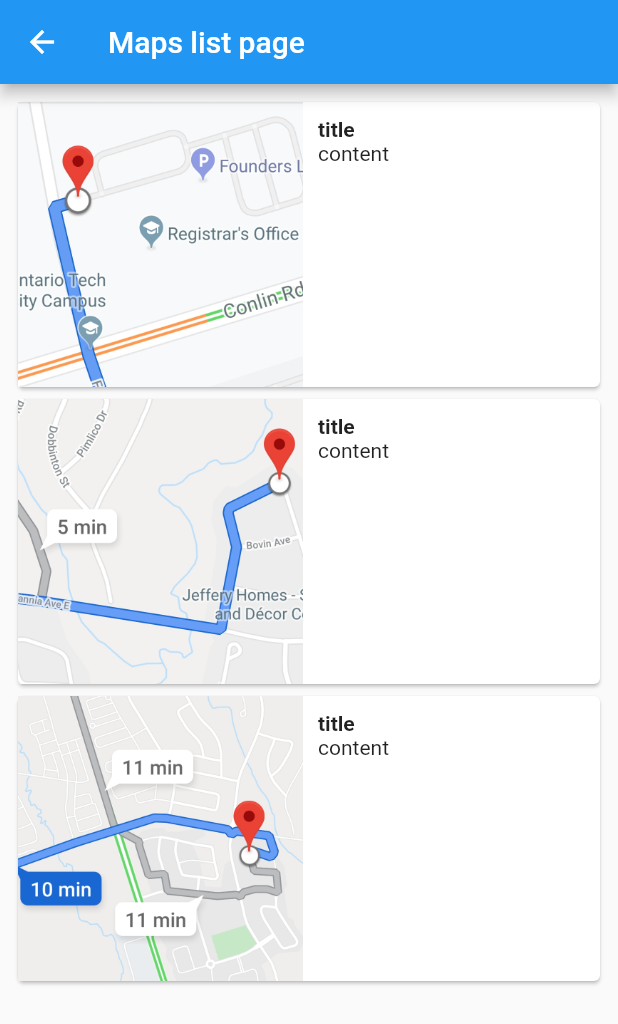
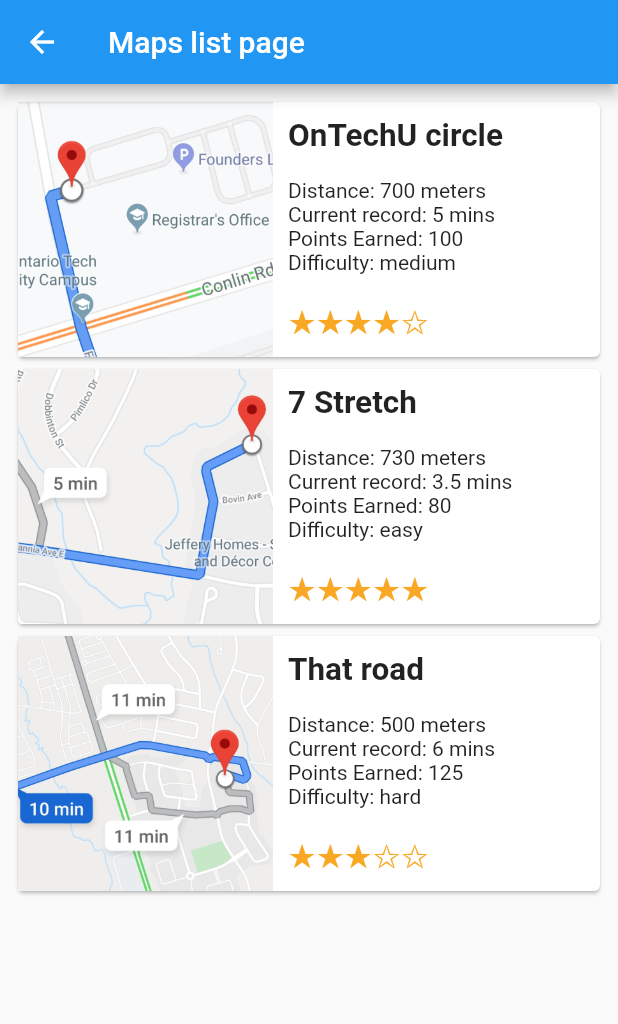
Before and after one commit to justinjk007/ui-course-project, a Flutter app: the MapsListPage screen opened directly, on a phone screen of 412 x 824 dp. Shown: the top 1024 px of the screen. Run offline on Flutter 3.47's test engine with Material 2 defaults, Android fonts, the phone set to English and light mode, and no system bars.

Commit message:
Added contents the maps list

```diff
--- a/lib/maps_list_page.dart
+++ b/lib/maps_list_page.dart
@@ -10,6 +10,20 @@
 }
 
 class _MapsListPageState extends State<MapsListPage> {
+  Widget makeContent(String main, String stars) {
+    return Column(
+      crossAxisAlignment: CrossAxisAlignment.start,
+      children: <Widget>[
+        Text(main),
+        Text(
+          stars,
+          style: TextStyle(color: Colors.yellow[800]),
+          textScaleFactor: 1.5,
+        ),
+      ],
+    );
+  }
+
   @override
   Widget build(BuildContext context) {
     return Scaffold(
@@ -20,20 +34,29 @@
         padding: EdgeInsets.all(8),
         children: <Widget>[
           MapsListWidget(
-            title: "title",
-            content: "content",
+            title: "OnTechU circle",
+            content: makeContent(
+              "\nDistance: 700 meters\nCurrent record: 5 mins\nPoints Earned: 100\nDifficulty: medium\n",
+              "★★★★✩",
+            ),
             image: "assets/map1_crop.jpg",
             // onTap:
           ),
           MapsListWidget(
-            title: "title",
-            content: "content",
+            title: "7 Stretch",
+            content: makeContent(
+              "\nDistance: 730 meters\nCurrent record: 3.5 mins\nPoints Earned: 80\nDifficulty: easy\n",
+              "★★★★★",
+            ),
             image: "assets/map2_crop.jpg",
             // onTap:
           ),
           MapsListWidget(
-            title: "title",
-            content: "content",
+            title: "That road",
+            content: makeContent(
+              "\nDistance: 500 meters\nCurrent record: 6 mins\nPoints Earned: 125\nDifficulty: hard\n",
+              "★★★✩✩",
+            ),
             image: "assets/map3_crop.jpg",
             // onTap:
           ),
--- a/lib/maps_list_widget.dart
+++ b/lib/maps_list_widget.dart
@@ -10,7 +10,7 @@
   }) : super(key: key);
 
   final String title;
-  final String content;
+  final Widget content;
   final String image;
   final Function onTap;
 
@@ -23,7 +23,7 @@
   Widget build(BuildContext context) {
     return Card(
       child: SizedBox(
-        height: 190.0,
+        height: 170.0,
         child: InkWell(
           onTap: widget.onTap,  //whatever function was passed to this
           child: Row(
@@ -38,8 +38,9 @@
                     Text(
                       widget.title,
                       style: TextStyle(fontWeight: FontWeight.bold),
+                      textScaleFactor: 1.5,
                     ),
-                    Text(widget.content),
+                    widget.content, // content is a widget, usually a Text widget
                   ],
                 ),
               ),
```
